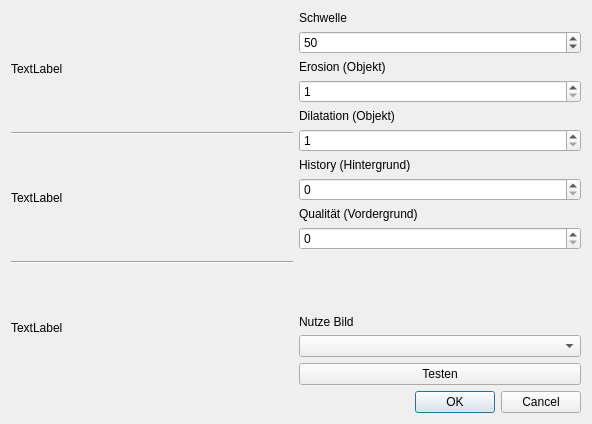
Qt form BIT_Shadows/sebgdialog.ui (annsimon/bit_shadows) before a commit.
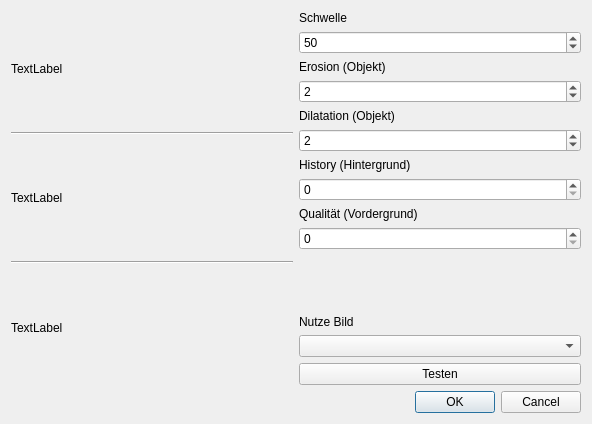
The same form after that commit.

Commit message: feste parameter fuer testvideo

```diff
--- a/BIT_Shadows/sebgdialog.ui
+++ b/BIT_Shadows/sebgdialog.ui
@@ -96,7 +96,7 @@
           <number>10</number>
          </property>
          <property name="value">
-          <number>1</number>
+          <number>2</number>
          </property>
         </widget>
        </item>
@@ -116,7 +116,7 @@
           <number>10</number>
          </property>
          <property name="value">
-          <number>1</number>
+          <number>2</number>
          </property>
         </widget>
        </item>
```
The commit also changes 2 other files.
